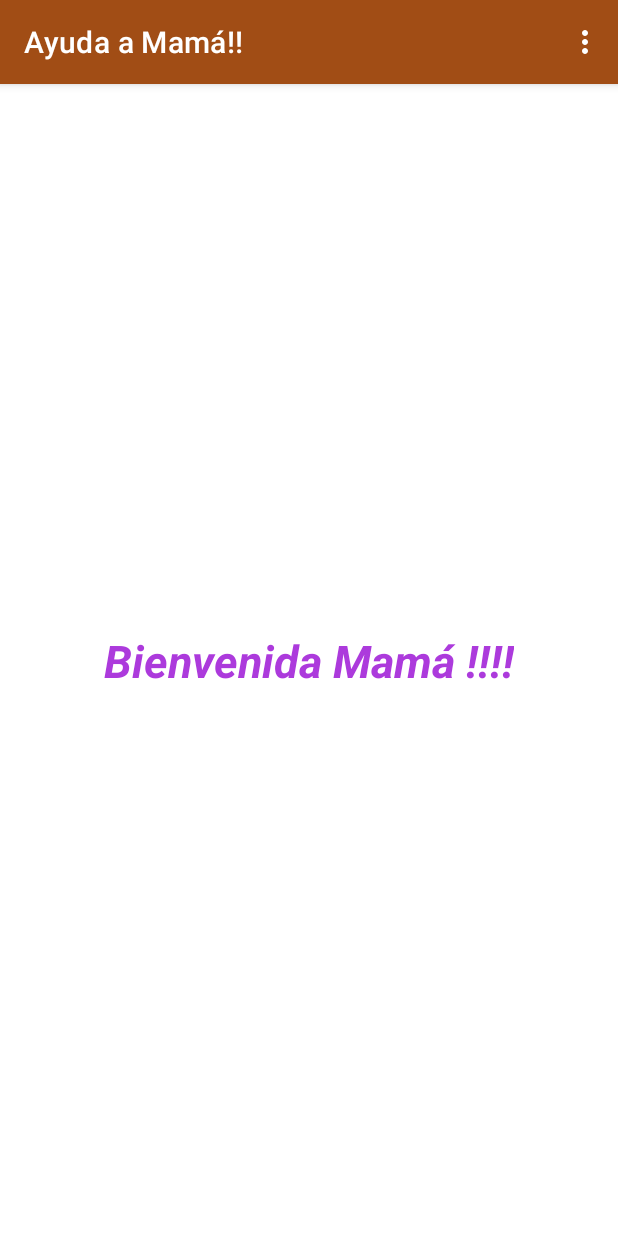
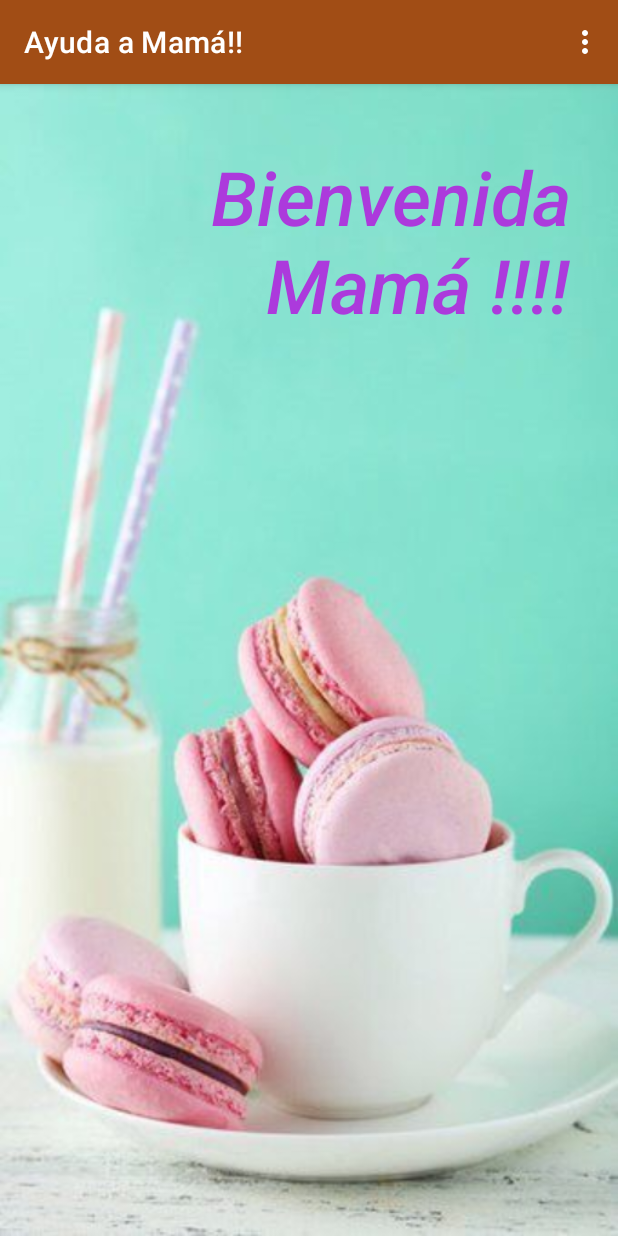
Before and after one commit to VictorHernandezJ/Prueba, an Android app: the MainActivity screen opened directly, with no data from a screen before it, on a phone screen of 412 x 824 dp. Run offline under Robolectric (Android 15) with nearby library versions, the phone set to English and light mode, and no system bars; Roboto replaces fonts that are not available here.

Commit message:
Cambio de Estilo MainActivity

```diff
--- a/app/src/main/res/layout/activity_main.xml
+++ b/app/src/main/res/layout/activity_main.xml
@@ -2,22 +2,26 @@
 <androidx.constraintlayout.widget.ConstraintLayout xmlns:android="http://schemas.android.com/apk/res/android"
     xmlns:app="http://schemas.android.com/apk/res-auto"
     xmlns:tools="http://schemas.android.com/tools"
+    android:background="@drawable/coke2"
     android:layout_width="match_parent"
     android:layout_height="match_parent"
     tools:context=".MainActivity">
 
     <TextView
-        android:layout_width="wrap_content"
-        android:layout_height="wrap_content"
+        android:layout_width="281dp"
+        android:layout_height="123dp"
+        android:layout_marginRight="32dp"
         android:text="Bienvenida Mamá !!!!"
+        android:textAlignment="textEnd"
         android:textAllCaps="false"
+        android:textAppearance="@style/TextAppearance.AppCompat.Display4"
         android:textColor="#AC3ADC"
-        android:textSize="30sp"
+        android:textSize="50sp"
         android:textStyle="bold|italic"
+        android:typeface="normal"
         app:layout_constraintBottom_toBottomOf="parent"
-        app:layout_constraintHorizontal_bias="0.498"
-        app:layout_constraintLeft_toLeftOf="parent"
         app:layout_constraintRight_toRightOf="parent"
-        app:layout_constraintTop_toTopOf="parent" />
+        app:layout_constraintTop_toTopOf="parent"
+        app:layout_constraintVertical_bias="0.064" />
 
 </androidx.constraintlayout.widget.ConstraintLayout>
--- a/app/src/main/res/layout/ly_iniciar_sesion.xml
+++ b/app/src/main/res/layout/ly_iniciar_sesion.xml
@@ -2,9 +2,9 @@
 <androidx.constraintlayout.widget.ConstraintLayout xmlns:android="http://schemas.android.com/apk/res/android"
     xmlns:app="http://schemas.android.com/apk/res-auto"
     xmlns:tools="http://schemas.android.com/tools"
+    android:background="@drawable/cakes"
     android:layout_width="match_parent"
     android:layout_height="match_parent"
-    android:background="@drawable/cakes"
     tools:context=".IniciarSesion">
 
     <EditText
```
Also changed, not shown: app/src/main/res/drawable/coke2.jpg (added).
